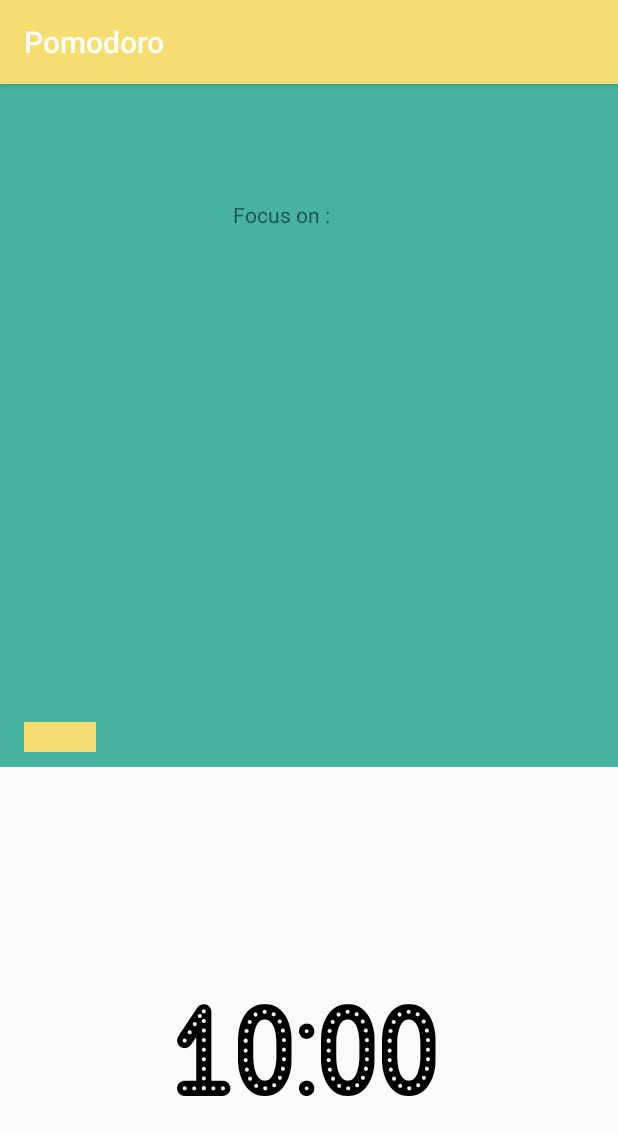
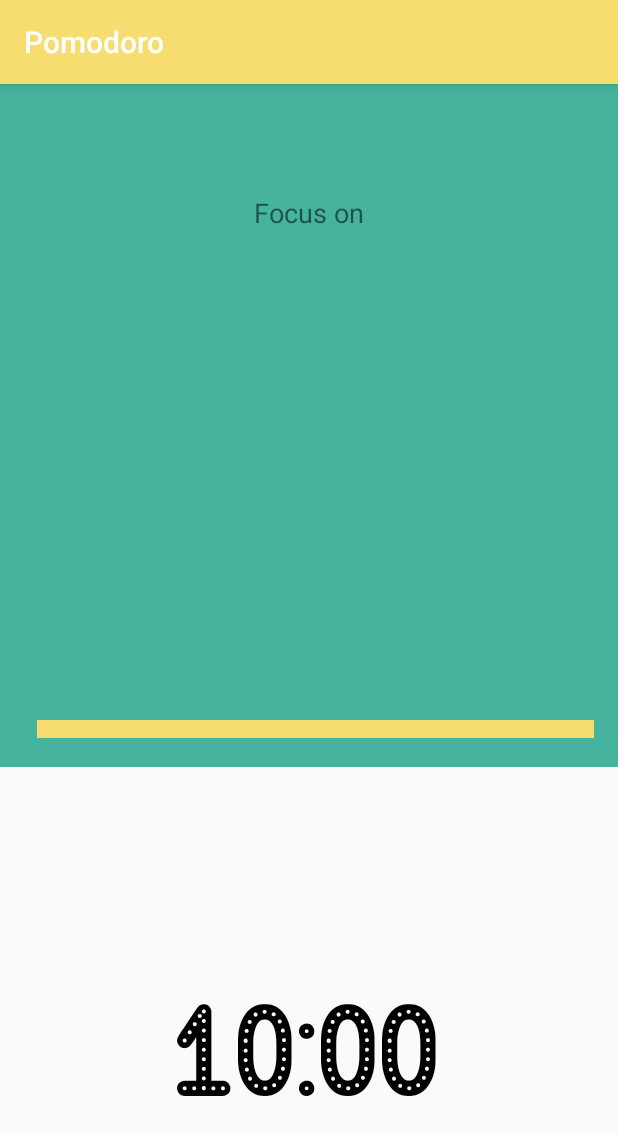
Before and after one commit to njari/pomodoro, an Android app: the TimerActivity screen opened directly, with no data from a screen before it, on a phone screen of 412 x 824 dp. Shown: the top 1135 px of the screen. Run offline under Robolectric (Android 15) with nearby library versions, the phone set to English and light mode, and no system bars; our stand-ins replace Room's generated code; 4 statements that could not run were skipped.

Commit message:
added the icon

```diff
--- a/app/src/main/AndroidManifest.xml
+++ b/app/src/main/AndroidManifest.xml
@@ -4,7 +4,7 @@
 
     <application
         android:allowBackup="true"
-        android:icon="@mipmap/ic_launcher"
+        android:icon="@drawable/logo"
         android:label="@string/app_name"
         android:roundIcon="@mipmap/ic_launcher_round"
         android:supportsRtl="true"
--- a/app/src/main/java/in/njari/pomodoro/activity/TimerActivity.java
+++ b/app/src/main/java/in/njari/pomodoro/activity/TimerActivity.java
@@ -13,7 +13,8 @@ import static java.lang.Boolean.TRUE;
 public class TimerActivity extends AppCompatActivity {
     TextView timer;
     TextView sessionState;
-    private ProgressBar progress;
+    ProgressBar progress;
+    TextView aux_text1;
 
     private static final String TAG = "TimerActivity";
 
@@ -36,13 +37,14 @@ public class TimerActivity extends AppCompatActivity {
     }
 
     private void startSession(final Session session) {
+        Log.i(TAG, "Printing the session object : " + session.toString());
+        progress = (ProgressBar) findViewById(R.id.sessionProgress);
+        progress.setProgress(20);
+        Log.i(TAG, " Progress.max : " + progress.getMax() + " Progress.progress : " + progress.getProgress());
 
-        progress = new ProgressBar(getApplicationContext());
-        progress.setMax(session.getReps());
-        progress.setProgress(0);
         Log.i(TAG, session.getFocus());
+        setUpForWork(session);
 
-        setUpForWork(session);
         CountDownTimer countDownWork = new CountDownTimer(session.getWork()*60000 , 60000) {
             int i = session.getReps();
             @Override
@@ -54,9 +56,13 @@ public class TimerActivity extends AppCompatActivity {
 
             @Override
             public void onFinish() {
-                progress.setProgress(session.getReps()-i);
+                progress.setProgress(progress.getProgress()+1);
+                Log.i(TAG, " Progress.max : " + progress.getMax() + " Progress.progress : " + progress.getProgress());
+                aux_text1 = (TextView) findViewById(R.id.aux_text1);
+                aux_text1.setText("");
+
                 i-- ;
-                if ( i == 0 ) {
+                if ( i <= 0 ) {
                     Log.i(TAG, "Ending session... rep = " + i );
                     endSession(session);
                 }
@@ -81,6 +87,8 @@ public class TimerActivity extends AppCompatActivity {
         sessionState.setText(session.getFocus());
         sessionState.setBackgroundColor(getResources().getColor(R.color.SkyBlue));
         timer = (TextView) findViewById(R.id.workTimer);
+        aux_text1 = (TextView) findViewById(R.id.aux_text1);
+        aux_text1.setText("Focus on");
 
     }
 
@@ -108,7 +116,7 @@ public class TimerActivity extends AppCompatActivity {
         TextView sessionState = (TextView) findViewById(R.id.sessionDetailDisplay);
         sessionState.setText("Your Session is complete! Congratulations!");
         session.setCompleted(TRUE);
-        sessionState.setBackgroundColor(getResources().getColor(R.color.SuccessfulGreen));
+        sessionState.setBackgroundColor(getResources().getColor(R.color.SuccessBlue));
         PomodoroDatabase db = PomodoroDatabase.getInstance(getApplicationContext());
         db.SessionDAO().updateSession(session);
 
--- a/app/src/main/java/in/njari/pomodoro/db/SessionDAO.java
+++ b/app/src/main/java/in/njari/pomodoro/db/SessionDAO.java
@@ -17,6 +17,6 @@ public interface SessionDAO {
     public Session findById(long id);
 
     @Update
-    public Session updateSession(Session session);
+    public int updateSession(Session session);
 
 }
--- a/app/src/main/res/font/font.xml
+++ b/app/src/main/res/font/font.xml
@@ -4,4 +4,9 @@
             android:fontStyle="normal"
             android:fontWeight="400"
             android:font="@font/eat_at_joe" />
+
+        <font
+            android:fontStyle="normal"
+            android:fontWeight="400"
+            android:font="@font/cutive_mono" />
 </font-family>
--- a/app/src/main/res/layout/activity_timer.xml
+++ b/app/src/main/res/layout/activity_timer.xml
@@ -27,8 +27,10 @@
         android:id="@+id/sessionDetailDisplay"
         android:layout_width="414dp"
         android:layout_height="455dp"
-        android:background="#B1ABAB"
+        android:background="@color/SkyBlue"
         android:gravity="center"
+        android:textAppearance="@style/cutive_mono"
+        android:textColor="#F8F8FA"
         android:textSize="36sp"
         app:layout_constraintStart_toStartOf="parent"
         app:layout_constraintTop_toTopOf="parent" />
@@ -38,25 +40,27 @@
         android:layout_width="150dp"
         android:layout_height="32dp"
         android:gravity="center_horizontal|center_vertical"
-        android:text="Focus on : "
+        android:text="Focus on"
+        android:textSize="18sp"
         app:layout_constraintBottom_toBottomOf="parent"
         app:layout_constraintEnd_toEndOf="parent"
-        app:layout_constraintHorizontal_bias="0.436"
+        app:layout_constraintHorizontal_bias="0.498"
         app:layout_constraintStart_toStartOf="parent"
         app:layout_constraintTop_toTopOf="parent"
-        app:layout_constraintVertical_bias="0.097" />
+        app:layout_constraintVertical_bias="0.095" />
 
     <ProgressBar
         android:id="@+id/sessionProgress"
         style="@android:style/Widget.ProgressBar.Horizontal"
-        android:layout_width="48dp"
-        android:layout_height="wrap_content"
+        android:layout_width="371dp"
+        android:layout_height="12dp"
+        android:progress="0"
         android:progressDrawable="@color/Yellow"
         app:layout_constraintBottom_toBottomOf="parent"
         app:layout_constraintEnd_toEndOf="parent"
-        app:layout_constraintHorizontal_bias="0.044"
+        app:layout_constraintHorizontal_bias="0.6"
         app:layout_constraintStart_toStartOf="parent"
         app:layout_constraintTop_toTopOf="parent"
-        app:layout_constraintVertical_bias="0.569" />
+        app:layout_constraintVertical_bias="0.561" />
 
 </androidx.constraintlayout.widget.ConstraintLayout>
--- a/app/src/main/res/values/colors.xml
+++ b/app/src/main/res/values/colors.xml
@@ -4,5 +4,5 @@
     <color name="Yellow">#F7DC6F</color>
     <color name="LightBlue">#D4EFDF</color>
     <color name="SkyBlue">#45B39D</color>
-    <color name="SuccessfulGreen">#8AFFA4</color>
+    <color name="SuccessBlue">#C6E9D8</color>
 </resources>
--- a/app/src/main/res/values/styles.xml
+++ b/app/src/main/res/values/styles.xml
@@ -9,5 +9,8 @@
     <style name="timer_font" parent="@android:style/TextAppearance.Small">
         <item name="android:fontFamily">@font/eat_at_joe</item>
     </style>
+    <style name="cutive_mono" parent="@android:style/TextAppearance.Small">
+        <item name="android:fontFamily">@font/cutive_mono</item>
+    </style>
 
 </resources>
```
Also changed, not shown: app/src/main/java/in/njari/pomodoro/entity/Session.java (+17 -1 lines), app/src/main/res/drawable/logo.png (added), app/src/main/res/font/cutive_mono.ttf (added).
